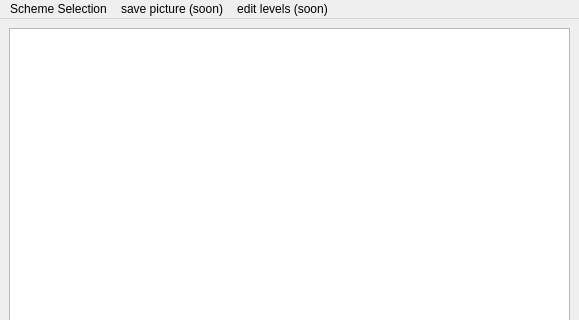
LISEcute/IsomerAPI, file w_Isomer/w_levelScheme.ui: the form before one commit; both pictures show x 0 to 579 and y 0 to 320 of the 579 by 494 pixel window.
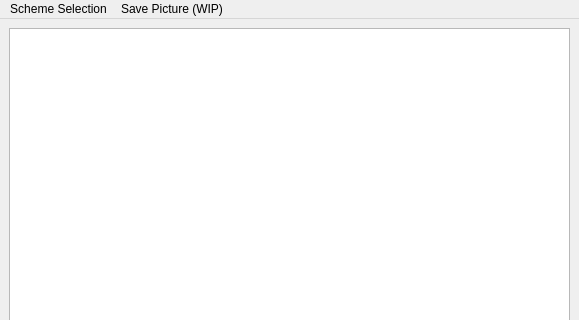
The form after the commit. Icons and pictures are not drawn.

```diff
--- a/w_Isomer/w_levelScheme.ui
+++ b/w_Isomer/w_levelScheme.ui
@@ -54,19 +54,13 @@
      <string>Scheme Selection</string>
     </property>
    </widget>
-   <widget class="QMenu" name="menu_edit_levels">
-    <property name="title">
-     <string>edit levels (soon)</string>
-    </property>
-   </widget>
    <widget class="QMenu" name="menu_savePic">
     <property name="title">
-     <string>save picture (soon)</string>
+     <string>Save Picture (WIP)</string>
     </property>
    </widget>
    <addaction name="menu_other_isotopes"/>
    <addaction name="menu_savePic"/>
-   <addaction name="menu_edit_levels"/>
   </widget>
   <action name="action_savePic">
    <property name="text">
```
